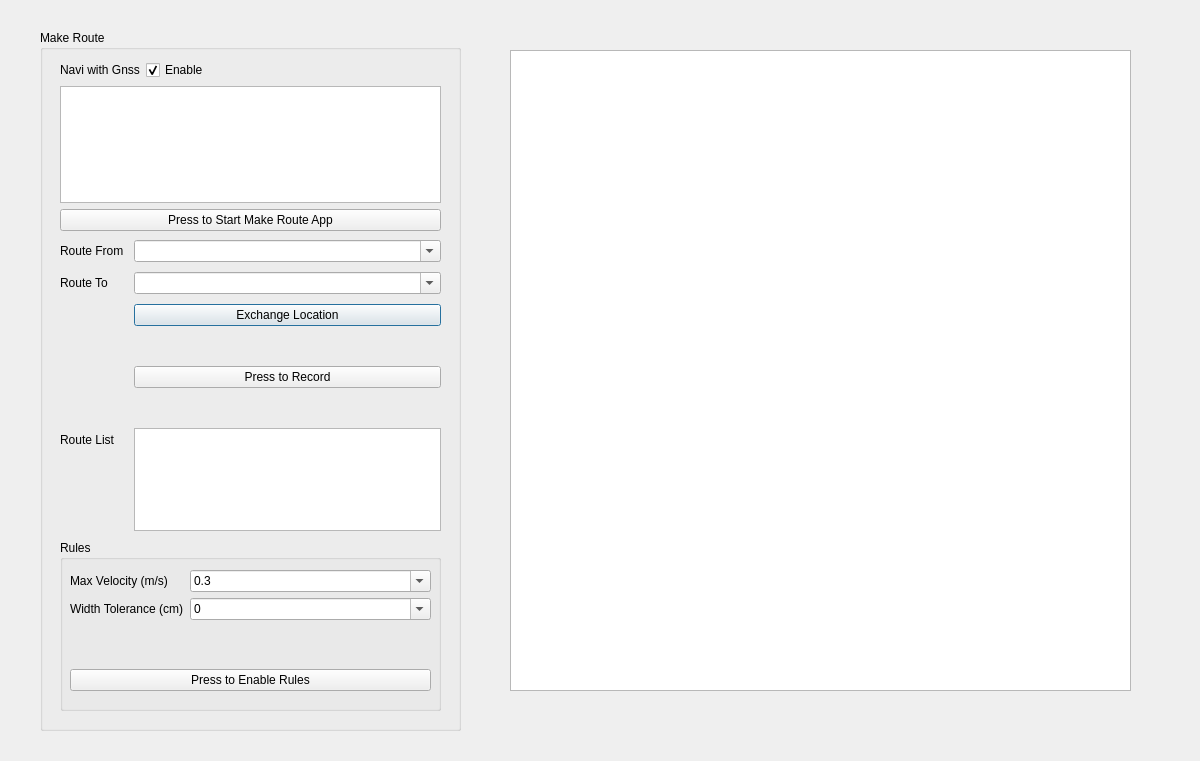
Qt form src/robot_gui/ui/subwindow_makeroute.ui (7174952/amr-3d-lidar-ros2) before a commit.
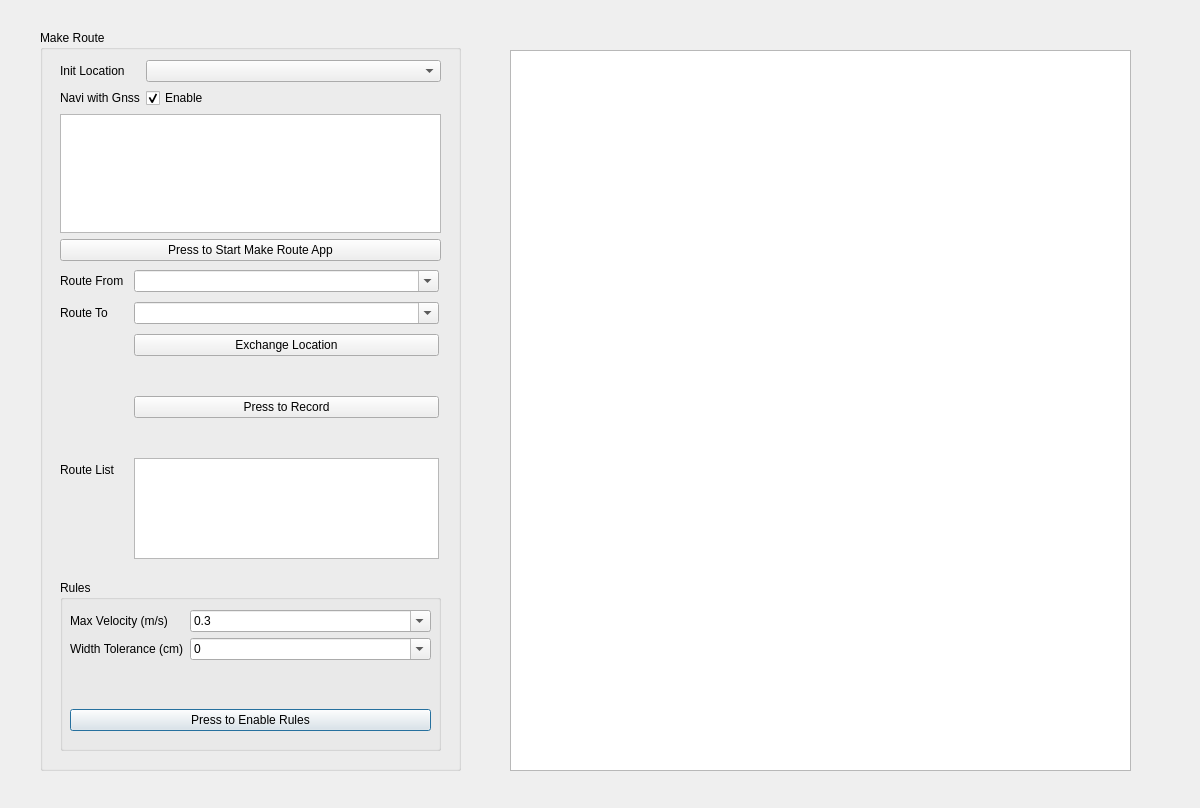
The same form after that commit.

Diff of the .ui file:
```diff
--- a/src/robot_gui/ui/subwindow_makeroute.ui
+++ b/src/robot_gui/ui/subwindow_makeroute.ui
@@ -7,7 +7,7 @@
     <x>0</x>
     <y>0</y>
     <width>1200</width>
-    <height>761</height>
+    <height>808</height>
    </rect>
   </property>
   <property name="windowTitle">
@@ -19,7 +19,7 @@
      <x>510</x>
      <y>50</y>
      <width>621</width>
-     <height>641</height>
+     <height>721</height>
     </rect>
    </property>
   </widget>
@@ -29,181 +29,17 @@
      <x>40</x>
      <y>30</y>
      <width>421</width>
-     <height>701</height>
+     <height>741</height>
     </rect>
    </property>
    <property name="title">
     <string>Make Route</string>
    </property>
-   <widget class="QWidget" name="verticalLayoutWidget">
-    <property name="geometry">
-     <rect>
-      <x>20</x>
-      <y>210</y>
-      <width>381</width>
-      <height>291</height>
-     </rect>
-    </property>
-    <layout class="QVBoxLayout" name="verticalLayout">
-     <property name="spacing">
-      <number>8</number>
-     </property>
-     <item>
-      <layout class="QFormLayout" name="formLayout">
-       <property name="rowWrapPolicy">
-        <enum>QFormLayout::DontWrapRows</enum>
-       </property>
-       <property name="horizontalSpacing">
-        <number>10</number>
-       </property>
-       <property name="verticalSpacing">
-        <number>10</number>
-       </property>
-       <item row="0" column="0">
-        <widget class="QLabel" name="label_routeFrom">
-         <property name="text">
-          <string>Route From</string>
-         </property>
-        </widget>
-       </item>
-       <item row="0" column="1">
-        <widget class="QComboBox" name="comboBox_from">
-         <property name="editable">
-          <bool>true</bool>
-         </property>
-        </widget>
-       </item>
-       <item row="1" column="0">
-        <widget class="QLabel" name="label_routeTo">
-         <property name="text">
-          <string>Route To</string>
-         </property>
-        </widget>
-       </item>
-       <item row="1" column="1">
-        <widget class="QComboBox" name="comboBox_routeTo">
-         <property name="editable">
-          <bool>true</bool>
-         </property>
-        </widget>
-       </item>
-       <item row="2" column="1">
-        <widget class="QPushButton" name="pushButton_exchLocation">
-         <property name="text">
-          <string>Exchange Location</string>
-         </property>
-        </widget>
-       </item>
-       <item row="3" column="0">
-        <spacer name="horizontalSpacer">
-         <property name="orientation">
-          <enum>Qt::Horizontal</enum>
-         </property>
-         <property name="sizeHint" stdset="0">
-          <size>
-           <width>40</width>
-           <height>20</height>
-          </size>
-         </property>
-        </spacer>
-       </item>
-       <item row="4" column="0">
-        <spacer name="horizontalSpacer_3">
-         <property name="orientation">
-          <enum>Qt::Horizontal</enum>
-         </property>
-         <property name="sizeHint" stdset="0">
-          <size>
-           <width>40</width>
-           <height>20</height>
-          </size>
-         </property>
-        </spacer>
-       </item>
-       <item row="5" column="1">
-        <spacer name="horizontalSpacer_4">
-         <property name="orientation">
-          <enum>Qt::Horizontal</enum>
-         </property>
-         <property name="sizeHint" stdset="0">
-          <size>
-           <width>40</width>
-           <height>20</height>
-          </size>
-         </property>
-        </spacer>
-       </item>
-       <item row="5" column="0">
-        <spacer name="horizontalSpacer_5">
-         <property name="orientation">
-          <enum>Qt::Horizontal</enum>
-         </property>
-         <property name="sizeHint" stdset="0">
-          <size>
-           <width>40</width>
-           <height>20</height>
-          </size>
-         </property>
-        </spacer>
-       </item>
-       <item row="6" column="0">
-        <widget class="QLabel" name="label_routeList">
-         <property name="text">
-          <string>Route List</string>
-         </property>
-        </widget>
-       </item>
-       <item row="4" column="1">
-        <widget class="QPushButton" name="pushButton_recordRoute">
-         <property name="styleSheet">
-          <string notr="true">font: 11pt &quot;Sans Serif&quot;;</string>
-         </property>
-         <property name="text">
-          <string>Press to Record</string>
-         </property>
-         <property name="checkable">
-          <bool>true</bool>
-         </property>
-        </widget>
-       </item>
-       <item row="3" column="1">
-        <spacer name="horizontalSpacer_2">
-         <property name="orientation">
-          <enum>Qt::Horizontal</enum>
-         </property>
-         <property name="sizeHint" stdset="0">
-          <size>
-           <width>40</width>
-           <height>20</height>
-          </size>
-         </property>
-        </spacer>
-       </item>
-       <item row="2" column="0">
-        <spacer name="horizontalSpacer_6">
-         <property name="orientation">
-          <enum>Qt::Horizontal</enum>
-         </property>
-         <property name="sizeHint" stdset="0">
-          <size>
-           <width>40</width>
-           <height>20</height>
-          </size>
-         </property>
-        </spacer>
-       </item>
-       <item row="6" column="1">
-        <widget class="QListView" name="listView_allRoutes"/>
-       </item>
-      </layout>
-     </item>
-    </layout>
-   </widget>
    <widget class="QGroupBox" name="groupBox_setupRules">
     <property name="geometry">
      <rect>
       <x>20</x>
-      <y>510</y>
+      <y>550</y>
       <width>381</width>
       <height>171</height>
      </rect>
@@ -353,20 +189,30 @@
       <x>20</x>
       <y>30</y>
       <width>381</width>
-      <height>171</height>
+      <height>201</height>
      </rect>
     </property>
     <layout class="QVBoxLayout" name="verticalLayout_3">
      <item>
       <layout class="QFormLayout" name="formLayout_3">
+       <item row="0" column="1">
+        <widget class="QComboBox" name="comboBox_initLocation"/>
+       </item>
        <item row="0" column="0">
+        <widget class="QLabel" name="label_initLocation">
+         <property name="text">
+          <string>Init Location</string>
+         </property>
+        </widget>
+       </item>
+       <item row="1" column="0">
         <widget class="QLabel" name="label_naviWithGnss">
          <property name="text">
           <string>Navi with Gnss</string>
          </property>
         </widget>
        </item>
-       <item row="0" column="1">
+       <item row="1" column="1">
         <widget class="QCheckBox" name="checkBox_naviWithGnss">
          <property name="text">
           <string>Enable</string>
@@ -396,6 +242,163 @@
      </item>
     </layout>
    </widget>
+   <widget class="QWidget" name="">
+    <property name="geometry">
+     <rect>
+      <x>20</x>
+      <y>240</y>
+      <width>379</width>
+      <height>289</height>
+     </rect>
+    </property>
+    <layout class="QFormLayout" name="formLayout">
+     <property name="rowWrapPolicy">
+      <enum>QFormLayout::DontWrapRows</enum>
+     </property>
+     <property name="horizontalSpacing">
+      <number>10</number>
+     </property>
+     <property name="verticalSpacing">
+      <number>10</number>
+     </property>
+     <item row="0" column="0">
+      <widget class="QLabel" name="label_routeFrom">
+       <property name="text">
+        <string>Route From</string>
+       </property>
+      </widget>
+     </item>
+     <item row="0" column="1">
+      <widget class="QComboBox" name="comboBox_from">
+       <property name="editable">
+        <bool>true</bool>
+       </property>
+      </widget>
+     </item>
+     <item row="1" column="0">
+      <widget class="QLabel" name="label_routeTo">
+       <property name="text">
+        <string>Route To</string>
+       </property>
+      </widget>
+     </item>
+     <item row="1" column="1">
+      <widget class="QComboBox" name="comboBox_routeTo">
+       <property name="editable">
+        <bool>true</bool>
+       </property>
+      </widget>
+     </item>
+     <item row="2" column="1">
+      <widget class="QPushButton" name="pushButton_exchLocation">
+       <property name="text">
+        <string>Exchange Location</string>
+       </property>
+      </widget>
+     </item>
+     <item row="3" column="0">
+      <spacer name="horizontalSpacer">
+       <property name="orientation">
+        <enum>Qt::Horizontal</enum>
+       </property>
+       <property name="sizeHint" stdset="0">
+        <size>
+         <width>40</width>
+         <height>20</height>
+        </size>
+       </property>
+      </spacer>
+     </item>
+     <item row="4" column="0">
+      <spacer name="horizontalSpacer_3">
+       <property name="orientation">
+        <enum>Qt::Horizontal</enum>
+       </property>
+       <property name="sizeHint" stdset="0">
+        <size>
+         <width>40</width>
+         <height>20</height>
+        </size>
+       </property>
+      </spacer>
+     </item>
+     <item row="5" column="1">
+      <spacer name="horizontalSpacer_4">
+       <property name="orientation">
+        <enum>Qt::Horizontal</enum>
+       </property>
+       <property name="sizeHint" stdset="0">
+        <size>
+         <width>40</width>
+         <height>20</height>
+        </size>
+       </property>
+      </spacer>
+     </item>
+     <item row="5" column="0">
+      <spacer name="horizontalSpacer_5">
+       <property name="orientation">
+        <enum>Qt::Horizontal</enum>
+       </property>
+       <property name="sizeHint" stdset="0">
+        <size>
+         <width>40</width>
+         <height>20</height>
+        </size>
+       </property>
+      </spacer>
+     </item>
+     <item row="6" column="0">
+      <widget class="QLabel" name="label_routeList">
+       <property name="text">
+        <string>Route List</string>
+       </property>
+      </widget>
+     </item>
+     <item row="4" column="1">
+      <widget class="QPushButton" name="pushButton_recordRoute">
+       <property name="styleSheet">
+        <string notr="true">font: 11pt &quot;Sans Serif&quot;;</string>
+       </property>
+       <property name="text">
+        <string>Press to Record</string>
+       </property>
+       <property name="checkable">
+        <bool>true</bool>
+       </property>
+      </widget>
+     </item>
+     <item row="3" column="1">
+      <spacer name="horizontalSpacer_2">
+       <property name="orientation">
+        <enum>Qt::Horizontal</enum>
+       </property>
+       <property name="sizeHint" stdset="0">
+        <size>
+         <width>40</width>
+         <height>20</height>
+        </size>
+       </property>
+      </spacer>
+     </item>
+     <item row="2" column="0">
+      <spacer name="horizontalSpacer_6">
+       <property name="orientation">
+        <enum>Qt::Horizontal</enum>
+       </property>
+       <property name="sizeHint" stdset="0">
+        <size>
+         <width>40</width>
+         <height>20</height>
+        </size>
+       </property>
+      </spacer>
+     </item>
+     <item row="6" column="1">
+      <widget class="QListView" name="listView_allRoutes"/>
+     </item>
+    </layout>
+   </widget>
   </widget>
  </widget>
  <resources/>
```
